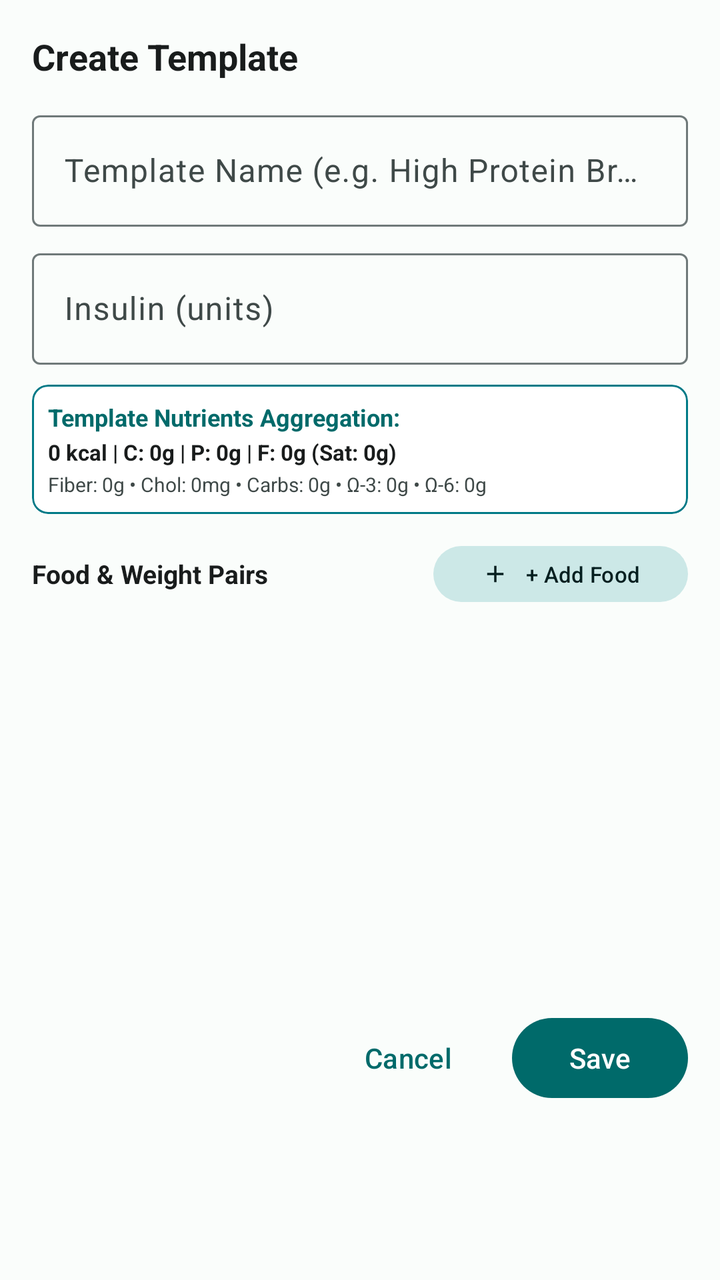
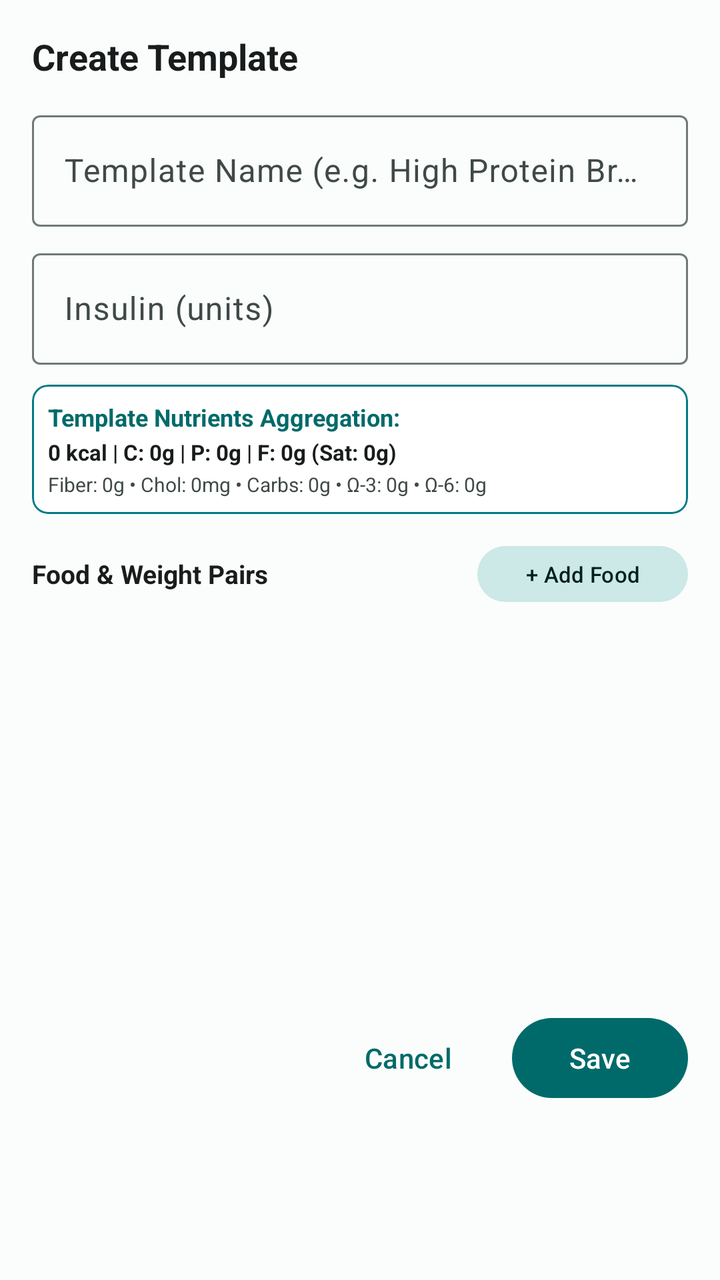

Two renders of the same Android screen: before a commit and after it. Below are the layout's source before the change and the commit's diff.
<!-- AndroidManifest.xml: application theme Theme.ActivityTracker -->
<!-- res/layout/dialog_edit_template.xml -->
<?xml version="1.0" encoding="utf-8"?>
<LinearLayout xmlns:android="http://schemas.android.com/apk/res/android"
    xmlns:app="http://schemas.android.com/apk/res-auto"
    android:layout_width="match_parent"
    android:layout_height="wrap_content"
    android:orientation="vertical"
    android:padding="16dp">

    <TextView
        android:id="@+id/text_dialog_template_title"
        android:layout_width="wrap_content"
        android:layout_height="wrap_content"
        android:text="@string/create_template"
        android:textColor="?attr/colorOnSurface"
        android:textSize="18sp"
        android:textStyle="bold" />

    
    <com.google.android.material.textfield.TextInputLayout
        android:id="@+id/til_template_name"
        style="@style/Widget.Material3.TextInputLayout.OutlinedBox"
        android:layout_width="match_parent"
        android:layout_height="wrap_content"
        android:layout_marginTop="12dp"
        android:hint="@string/template_name_hint">

        <com.google.android.material.textfield.TextInputEditText
            android:id="@+id/et_template_name"
            android:layout_width="match_parent"
            android:layout_height="wrap_content"
            android:inputType="textCapWords" />
    </com.google.android.material.textfield.TextInputLayout>

    
    <com.google.android.material.textfield.TextInputLayout
        android:id="@+id/til_template_insulin"
        style="@style/Widget.Material3.TextInputLayout.OutlinedBox"
        android:layout_width="match_parent"
        android:layout_height="wrap_content"
        android:layout_marginTop="8dp"
        android:hint="@string/insulin_dose">

        <com.google.android.material.textfield.TextInputEditText
            android:id="@+id/et_template_insulin"
            android:layout_width="match_parent"
            android:layout_height="wrap_content"
            android:inputType="numberDecimal" />
    </com.google.android.material.textfield.TextInputLayout>

    
    <com.google.android.material.card.MaterialCardView
        android:layout_width="match_parent"
        android:layout_height="wrap_content"
        android:layout_marginTop="10dp"
        app:cardBackgroundColor="@color/clinical_card_bg"
        app:cardCornerRadius="8dp"
        app:strokeColor="@color/clinical_teal"
        app:strokeWidth="1dp">

        <LinearLayout
            android:layout_width="match_parent"
            android:layout_height="wrap_content"
            android:orientation="vertical"
            android:padding="8dp">

            <TextView
                android:layout_width="wrap_content"
                android:layout_height="wrap_content"
                android:text="Template Nutrients Aggregation:"
                android:textColor="?attr/colorPrimary"
                android:textSize="12sp"
                android:textStyle="bold" />

            <TextView
                android:id="@+id/text_tpl_dialog_primary"
                android:layout_width="match_parent"
                android:layout_height="wrap_content"
                android:layout_marginTop="2dp"
                android:text="0 kcal | C: 0g | P: 0g | F: 0g (Sat: 0g)"
                android:textColor="?attr/colorOnSurface"
                android:textSize="11sp"
                android:textStyle="bold" />

            <TextView
                android:id="@+id/text_tpl_dialog_secondary"
                android:layout_width="match_parent"
                android:layout_height="wrap_content"
                android:layout_marginTop="2dp"
                android:text="Fiber: 0g • Chol: 0mg • Carbs: 0g • Ω-3: 0g • Ω-6: 0g"
                android:textColor="?attr/colorOnSurfaceVariant"
                android:textSize="10sp" />
        </LinearLayout>
    </com.google.android.material.card.MaterialCardView>

    
    <LinearLayout
        android:layout_width="match_parent"
        android:layout_height="wrap_content"
        android:layout_marginTop="12dp"
        android:gravity="center_vertical"
        android:orientation="horizontal">

        <TextView
            android:layout_width="0dp"
            android:layout_height="wrap_content"
            android:layout_weight="1"
            android:text="Food &amp; Weight Pairs"
            android:textColor="?attr/colorOnSurface"
            android:textSize="13sp"
            android:textStyle="bold" />

        <com.google.android.material.button.MaterialButton
            android:id="@+id/btn_tpl_add_food_row"
            style="@style/Widget.Material3.Button.TonalButton"
            android:layout_width="wrap_content"
            android:layout_height="36dp"
            android:text="@string/add_food_row"
            android:textSize="11sp"
            app:icon="@drawable/ic_add"
            app:iconSize="14dp" />
    </LinearLayout>

    <androidx.recyclerview.widget.RecyclerView
        android:id="@+id/recycler_tpl_foods"
        android:layout_width="match_parent"
        android:layout_height="180dp"
        android:layout_marginTop="4dp" />

    
    <TextView
        android:id="@+id/text_tpl_error"
        android:layout_width="match_parent"
        android:layout_height="wrap_content"
        android:layout_marginTop="6dp"
        android:textColor="?attr/colorError"
        android:textSize="12sp"
        android:visibility="gone" />

    
    <LinearLayout
        android:layout_width="match_parent"
        android:layout_height="wrap_content"
        android:layout_marginTop="16dp"
        android:gravity="end"
        android:orientation="horizontal">

        <com.google.android.material.button.MaterialButton
            android:id="@+id/btn_tpl_cancel"
            style="@style/Widget.Material3.Button.TextButton"
            android:layout_width="wrap_content"
            android:layout_height="wrap_content"
            android:text="@string/action_cancel" />

        <com.google.android.material.button.MaterialButton
            android:id="@+id/btn_tpl_save"
            style="@style/Widget.Material3.Button"
            android:layout_width="wrap_content"
            android:layout_height="wrap_content"
            android:layout_marginStart="8dp"
            android:text="@string/action_save" />
    </LinearLayout>

</LinearLayout>
<!-- resources referenced by this layout -->
<resources>
  <color name="clinical_card_bg">#FFFFFF</color>
  <color name="clinical_teal">#007A87</color>
  <!-- drawable ic_add (drawable) -->
  <?xml version="1.0" encoding="utf-8"?>
  <vector xmlns:android="http://schemas.android.com/apk/res/android"
      android:width="24dp"
      android:height="24dp"
      android:viewportWidth="24"
      android:viewportHeight="24">
      <path
          android:fillColor="?attr/colorControlNormal"
          android:pathData="M19,13h-6v6h-2v-6H5v-2h6V5h2v6h6v2z" />
  </vector>
  <string name="action_cancel">Cancel</string>
  <string name="action_save">Save</string>
  <string name="add_food_row">+ Add Food</string>
  <string name="create_template">Create Template</string>
  <string name="insulin_dose">Insulin (units)</string>
  <string name="template_name_hint">Template Name (e.g. High Protein Breakfast)</string>
  <color name="md_theme_light_primary">#006A6A</color>
  <color name="md_theme_light_onPrimary">#FFFFFF</color>
  <color name="md_theme_light_primaryContainer">#6FF7F6</color>
  <color name="md_theme_light_onPrimaryContainer">#002020</color>
  <color name="md_theme_light_secondary">#4A6363</color>
  <color name="md_theme_light_onSecondary">#FFFFFF</color>
  <color name="md_theme_light_secondaryContainer">#CCE8E7</color>
  <color name="md_theme_light_onSecondaryContainer">#051F20</color>
  <color name="md_theme_light_tertiary">#4B607C</color>
  <color name="md_theme_light_onTertiary">#FFFFFF</color>
  <color name="md_theme_light_tertiaryContainer">#D3E4FF</color>
  <color name="md_theme_light_onTertiaryContainer">#041C35</color>
  <color name="md_theme_light_error">#BA1A1A</color>
  <color name="md_theme_light_onError">#FFFFFF</color>
  <color name="md_theme_light_background">#FAFDFB</color>
  <color name="md_theme_light_onBackground">#191C1C</color>
  <color name="md_theme_light_surface">#FAFDFB</color>
  <color name="md_theme_light_onSurface">#191C1C</color>
  <color name="md_theme_light_surfaceVariant">#DAE5E4</color>
  <color name="md_theme_light_onSurfaceVariant">#3F4948</color>
  <color name="md_theme_light_outline">#6F7979</color>
  <style name="Widget.ActivityTracker.AutoCompleteTextView" parent="Widget.AppCompat.AutoCompleteTextView">
          <item name="android:textColor">@color/autocomplete_text</item>
          <item name="android:textColorHint">@color/autocomplete_subtext</item>
          <item name="android:popupBackground">@color/autocomplete_bg</item>
      </style>
  <color name="autocomplete_text">#191C1C</color>
  <color name="autocomplete_subtext">#5B6464</color>
  <color name="autocomplete_bg">#FFFFFF</color>
  <!-- unchanged entries left out for length: 1 -->
</resources>

<!-- the commit's change to res/layout/dialog_edit_template.xml (unified diff, before → after) -->
@@ -115,9 +115,7 @@
             android:layout_width="wrap_content"
             android:layout_height="36dp"
             android:text="@string/add_food_row"
-            android:textSize="11sp"
-            app:icon="@drawable/ic_add"
-            app:iconSize="14dp" />
+            android:textSize="11sp" />
     </LinearLayout>
 
     <androidx.recyclerview.widget.RecyclerView
<!-- resource entries referenced after the edit -->
@@ -2,17 +2,6 @@
 <resources>
   <color name="clinical_card_bg">#FFFFFF</color>
   <color name="clinical_teal">#007A87</color>
-  <!-- drawable ic_add (drawable) -->
-  <?xml version="1.0" encoding="utf-8"?>
-  <vector xmlns:android="http://schemas.android.com/apk/res/android"
-      android:width="24dp"
-      android:height="24dp"
-      android:viewportWidth="24"
-      android:viewportHeight="24">
-      <path
-          android:fillColor="?attr/colorControlNormal"
-          android:pathData="M19,13h-6v6h-2v-6H5v-2h6V5h2v6h6v2z" />
-  </vector>
   <string name="action_cancel">Cancel</string>
   <string name="action_save">Save</string>
   <string name="add_food_row">+ Add Food</string>
